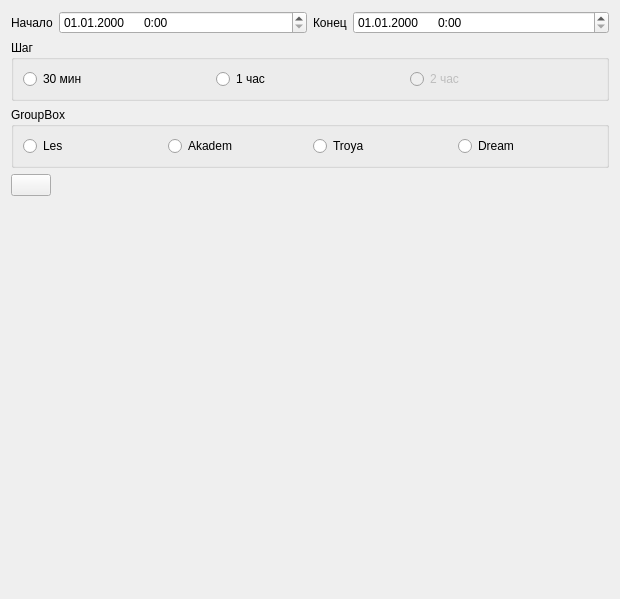
zaswed76/pc_club, file club_stat/gui/ui/out_form.ui: the form before one commit.
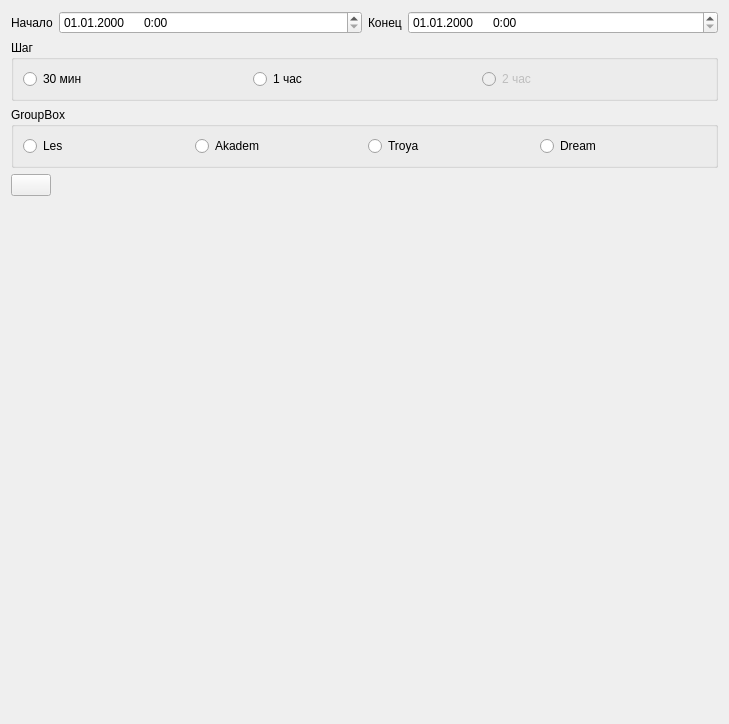
The form after the commit.

```diff
--- a/club_stat/gui/ui/out_form.ui
+++ b/club_stat/gui/ui/out_form.ui
@@ -6,8 +6,8 @@
    <rect>
     <x>0</x>
     <y>0</y>
-    <width>620</width>
-    <height>599</height>
+    <width>729</width>
+    <height>724</height>
    </rect>
   </property>
   <property name="windowTitle">
```
Left out of the diff: 8 changed lines with no effect on the pictures.
